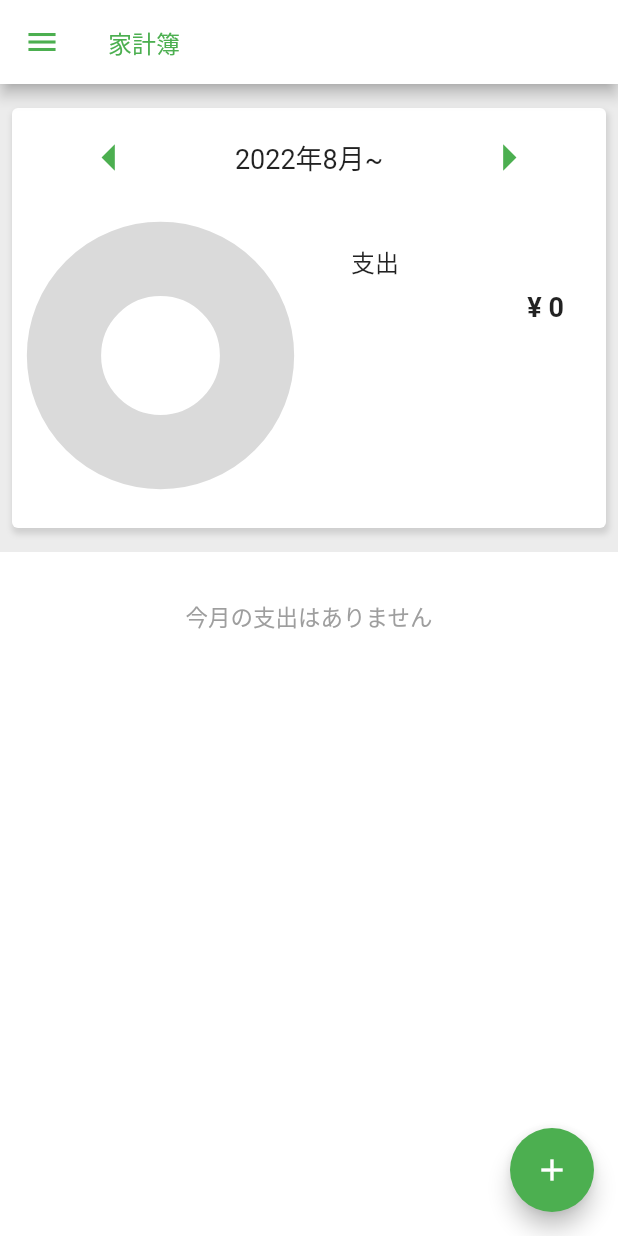
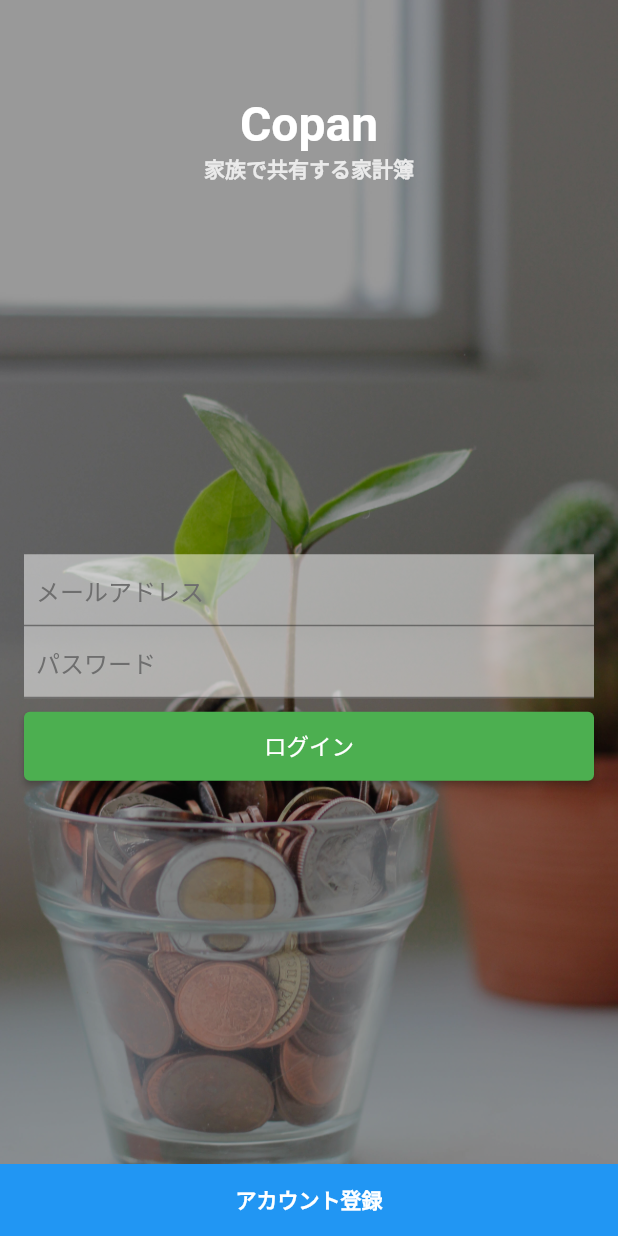
Before and after one commit to oda308/copan_flutter, a Flutter app: the screen it shows after launch, on a phone screen of 412 x 824 dp. Run offline on Flutter 3.47's test engine with Material 2 defaults, Android fonts, the phone set to English and light mode, and no system bars; drawn by our look-alikes of fl_chart; our stand-ins replace drift, flutter_riverpod; accounts and stored records are empty; generated files the repository leaves out were written again; network calls fail.

Commit message:
ログイン画面の追加

```diff
--- a/lib/app/page/drawer.dart
+++ b/lib/app/page/drawer.dart
@@ -1,4 +1,5 @@
 import 'package:flutter/material.dart';
+
 import '../../theme/app_theme.dart';
 
 class AppDrawer extends StatelessWidget {
@@ -36,7 +37,7 @@ class AppDrawer extends StatelessWidget {
           ),
           ListTile(
             title: const Text('ログアウト'),
-            onTap: () {},
+            onTap: () => Navigator.of(context).pushReplacementNamed('/login'),
           ),
         ],
       ),
--- a/lib/app/page/input_expense.dart
+++ b/lib/app/page/input_expense.dart
@@ -275,7 +275,7 @@ class _RecordButton extends ConsumerWidget {
               price: drift.Value(inputted.price),
               categoryId: drift.Value(inputted.categoryId.index),
               description: drift.Value(inputted.description),
-              criateDate: drift.Value(inputted.createDate),
+              createDate: drift.Value(inputted.createDate),
               expenseUuid: drift.Value(inputted.expenseUuid),
             ));
 
--- /dev/null
+++ b/lib/app/page/login.dart
@@ -0,0 +1,141 @@
+import 'package:flutter/material.dart';
+
+class Login extends StatelessWidget {
+  const Login({Key? key}) : super(key: key);
+
+  @override
+  Widget build(BuildContext context) {
+    return Scaffold(
+      backgroundColor: Colors.white,
+      body: Container(
+        decoration: BoxDecoration(
+            image: DecorationImage(
+          colorFilter: ColorFilter.mode(
+            Colors.black.withOpacity(0.4),
+            BlendMode.darken,
+          ),
+          image: const AssetImage('assets/images/login.jpg'),
+          fit: BoxFit.cover,
+        )),
+        child: Center(
+          child: Column(
+            mainAxisSize: MainAxisSize.max,
+            mainAxisAlignment: MainAxisAlignment.spaceBetween,
+            children: [
+              const _Title(),
+              const _LoginForm(),
+              Container(
+                color: Colors.blue,
+                child: ElevatedButton(
+                  onPressed: () => Navigator.of(context).pushNamed('/signUp'),
+                  style: ElevatedButton.styleFrom(
+                      primary: Colors.blue,
+                      padding: const EdgeInsets.symmetric(vertical: 12),
+                      fixedSize: const Size.fromWidth(double.maxFinite),
+                      elevation: 0,
+                      shape: const RoundedRectangleBorder(
+                          borderRadius: BorderRadius.all(Radius.zero))),
+                  child: const Text(
+                    'アカウント登録',
+                    style: TextStyle(
+                        color: Colors.white,
+                        fontSize: 14,
+                        fontWeight: FontWeight.w600),
+                  ),
+                ),
+              ),
+            ],
+          ),
+        ),
+      ),
+    );
+  }
+}
+
+class _Title extends StatelessWidget {
+  const _Title({Key? key}) : super(key: key);
+
+  @override
+  Widget build(BuildContext context) {
+    return Padding(
+      padding: const EdgeInsets.only(top: 64.0),
+      child: Column(
+        children: const [
+          Text(
+            "Copan",
+            style: TextStyle(
+                color: Colors.white, fontSize: 32, fontWeight: FontWeight.w600),
+          ),
+          Text(
+            "家族で共有する家計簿",
+            style: TextStyle(
+                color: Color.fromARGB(255, 234, 234, 234),
+                fontSize: 14,
+                fontWeight: FontWeight.w600),
+          ),
+        ],
+      ),
+    );
+  }
+}
+
+class _LoginForm extends StatelessWidget {
+  const _LoginForm({Key? key}) : super(key: key);
+
+  @override
+  Widget build(BuildContext context) {
+    return Padding(
+      padding: const EdgeInsets.symmetric(horizontal: 16.0),
+      child: Column(
+        children: [
+          Container(
+            decoration: BoxDecoration(color: Colors.white.withOpacity(0.5)),
+            child: Column(
+              children: [
+                TextFormField(
+                  keyboardType: TextInputType.emailAddress,
+                  style: const TextStyle(
+                    fontSize: 16,
+                  ),
+                  decoration: const InputDecoration(
+                      contentPadding: EdgeInsets.symmetric(
+                        horizontal: 8,
+                      ),
+                      hintText: "メールアドレス",
+                      hintStyle: TextStyle(
+                        color: Color.fromARGB(255, 110, 110, 110),
+                      )),
+                ),
+                TextFormField(
+                  obscureText: true,
+                  style: const TextStyle(
+                    fontSize: 16,
+                  ),
+                  decoration: const InputDecoration(
+                      contentPadding: EdgeInsets.symmetric(
+                        horizontal: 8,
+                      ),
+                      hintText: "パスワード",
+                      hintStyle: TextStyle(
+                        color: Color.fromARGB(255, 110, 110, 110),
+                      )),
+                ),
+              ],
+            ),
+          ),
+          Padding(
+            padding: const EdgeInsets.symmetric(vertical: 8.0),
+            child: ElevatedButton(
+              style: ElevatedButton.styleFrom(
+                  padding: const EdgeInsets.symmetric(vertical: 12),
+                  fixedSize: const Size.fromWidth(double.maxFinite)),
+              onPressed: () =>
+                  Navigator.of(context).pushReplacementNamed('/home'),
+              child: const Text('ログイン'),
+            ),
+          ),
+        ],
+      ),
+    );
+  }
+}
--- /dev/null
+++ b/lib/app/page/sign_up.dart
@@ -0,0 +1,10 @@
+import 'package:flutter/material.dart';
+
+class SignUp extends StatelessWidget {
+  const SignUp({Key? key}) : super(key: key);
+
+  @override
+  Widget build(BuildContext context) {
+    return const Text("Under construction");
+  }
+}
--- a/lib/data/local/db/dao.dart
+++ b/lib/data/local/db/dao.dart
@@ -16,12 +16,20 @@ class ExpensesTable extends Table {
   IntColumn get price => integer()();
   IntColumn get categoryId => integer()();
   TextColumn get description => text().withLength(max: 200)();
-  DateTimeColumn get criateDate => dateTime()();
+  DateTimeColumn get createDate => dateTime()();
   TextColumn get expenseUuid => text().withLength()();
 }
 
+@DataClassName('UserTable')
+class UsersTable extends Table {
+  TextColumn get userId => text()();
+  TextColumn get password => text()();
+  TextColumn get name => text().nullable()();
+  DateTimeColumn get createDate => dateTime()();
+}
+
 @DriftDatabase(
-  tables: [ExpensesTable],
+  tables: [ExpensesTable, UsersTable],
 )
 class CopanDB extends _$CopanDB {
   CopanDB() : super(_openConnection());
@@ -41,6 +49,12 @@ class CopanDB extends _$CopanDB {
           ..where((table) => table.expenseUuid.equals(expenseUuid)))
         .go();
   }
+
+  Future<int> addUser(UsersTableCompanion entry) {
+    return into(usersTable).insert(entry);
+  }
+
+  Future<List<UserTable>> get getUser => select(usersTable).get();
 }
 
 LazyDatabase _openConnection() {
--- a/lib/main.dart
+++ b/lib/main.dart
@@ -1,5 +1,7 @@
 import 'dart:convert';
 
+import 'package:copan_flutter/app/page/login.dart';
+import 'package:copan_flutter/app/page/sign_up.dart';
 import 'package:copan_flutter/utility/category_id.dart';
 import 'package:copan_flutter/utility/expense.dart';
 import 'package:flutter/material.dart';
@@ -8,6 +10,7 @@ import 'package:flutter_riverpod/flutter_riverpod.dart';
 import 'package:http/http.dart' as http;
 import 'package:intl/intl.dart';
 
+import '../../data/local/db/dao.dart' as db;
 import 'app/page/expenses.dart';
 import 'app/page/input_expense.dart';
 import 'app/page/select_category.dart';
@@ -19,6 +22,9 @@ const appTitle = '家計簿アプリCopan';
 
 void main() async {
   WidgetsFlutterBinding.ensureInitialized();
+
+  var userTable = await db.copanDB.getUser;
+  int? user;
 
   initCategoryExpense(); // 費目の取得
 
@@ -45,12 +51,17 @@ void main() async {
           .overrideWithValue(SelectedMonthStateNotifier(date: date)),
       expensesProvider
           .overrideWithValue(ExpenseStateNotifier(expenses: expenses)),
-    ], child: const MyApp()));
+    ], child: MyApp(user: user)));
   }
 }
 
 class MyApp extends StatelessWidget {
-  const MyApp({Key? key}) : super(key: key);
+  const MyApp({
+    required this.user,
+    Key? key,
+  }) : super(key: key);
+
+  final dynamic user;
 
   // This widget is the root of your application.
   @override
@@ -61,8 +72,10 @@ class MyApp extends StatelessWidget {
         supportedLocales: L10n.supportedLocales,
         theme: AppTheme.light().themeData,
         darkTheme: AppTheme.dark().themeData,
-        home: const Expenses(),
+        home: user != null ? const Expenses() : const Login(),
         routes: <String, WidgetBuilder>{
+          '/login': (BuildContext context) => const Login(),
+          '/signUp': (BuildContext context) => const SignUp(),
           '/home': (BuildContext context) => const Expenses(),
           '/inputExpense': (BuildContext context) => const InputExpense(),
           '/selectCategory': (BuildContext context) => const SelectCategory(),
--- a/lib/utility/convert_db.dart
+++ b/lib/utility/convert_db.dart
@@ -10,7 +10,7 @@ List<Expense> convertExpensesTableToExpenses(
     final expense = Expense(
       price: entry.price,
       categoryId: CategoryId.values[entry.categoryId],
-      createDate: entry.criateDate,
+      createDate: entry.createDate,
       description: entry.description,
       expenseUuid: entry.expenseUuid,
     );
--- a/pubspec.yaml
+++ b/pubspec.yaml
@@ -35,3 +35,5 @@ dev_dependencies:
 flutter:
   uses-material-design: true
   generate: true
+  assets:
+    - assets/images/
```
Also changed, not shown: assets/images/login.jpg (added), lib/data/local/db/dao.g.dart.
